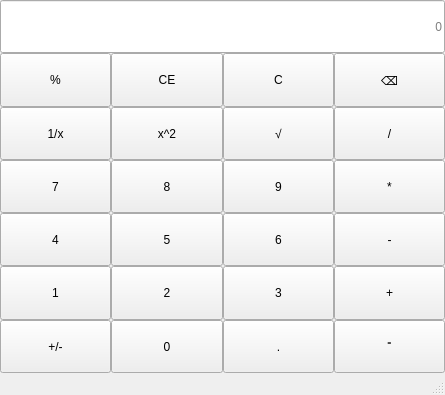
Jinhai445/Lab1, file mainwindow.ui: the form before one commit.
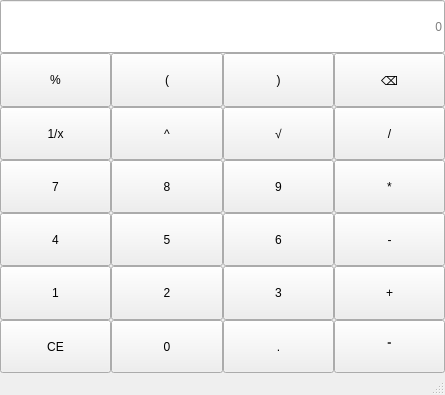
The form after the commit. Icons and pictures are not drawn.

```diff
--- a/mainwindow.ui
+++ b/mainwindow.ui
@@ -13,6 +13,12 @@
   <property name="windowTitle">
    <string>MainWindow</string>
   </property>
+  <property name="windowIcon">
+   <iconset theme="QIcon::ThemeIcon::EditSelectAll"/>
+  </property>
+  <property name="styleSheet">
+   <string notr="true">font: 14pt &quot;Microsoft YaHei UI&quot;;</string>
+  </property>
   <widget class="QWidget" name="centralwidget">
    <layout class="QHBoxLayout" name="horizontalLayout">
     <property name="spacing">
@@ -164,7 +170,7 @@
          </sizepolicy>
         </property>
         <property name="text">
-         <string>C</string>
+         <string>)</string>
         </property>
        </widget>
       </item>
@@ -208,7 +214,7 @@
        </widget>
       </item>
       <item row="1" column="1">
-       <widget class="QPushButton" name="ce">
+       <widget class="QPushButton" name="left">
         <property name="sizePolicy">
          <sizepolicy hsizetype="Minimum" vsizetype="Minimum">
           <horstretch>0</horstretch>
@@ -216,7 +222,7 @@
          </sizepolicy>
         </property>
         <property name="text">
-         <string>CE</string>
+         <string>(</string>
         </property>
        </widget>
       </item>
@@ -242,7 +248,7 @@
          </sizepolicy>
         </property>
         <property name="text">
-         <string>x^2</string>
+         <string>^</string>
         </property>
        </widget>
       </item>
@@ -260,7 +266,7 @@
        </widget>
       </item>
       <item row="6" column="0">
-       <widget class="QPushButton" name="pre">
+       <widget class="QPushButton" name="ce">
         <property name="sizePolicy">
          <sizepolicy hsizetype="Minimum" vsizetype="Minimum">
           <horstretch>0</horstretch>
@@ -268,7 +274,7 @@
          </sizepolicy>
         </property>
         <property name="text">
-         <string>+/-</string>
+         <string>CE</string>
         </property>
        </widget>
       </item>
```
Left out of the diff: 6 changed lines with no effect on the pictures.
